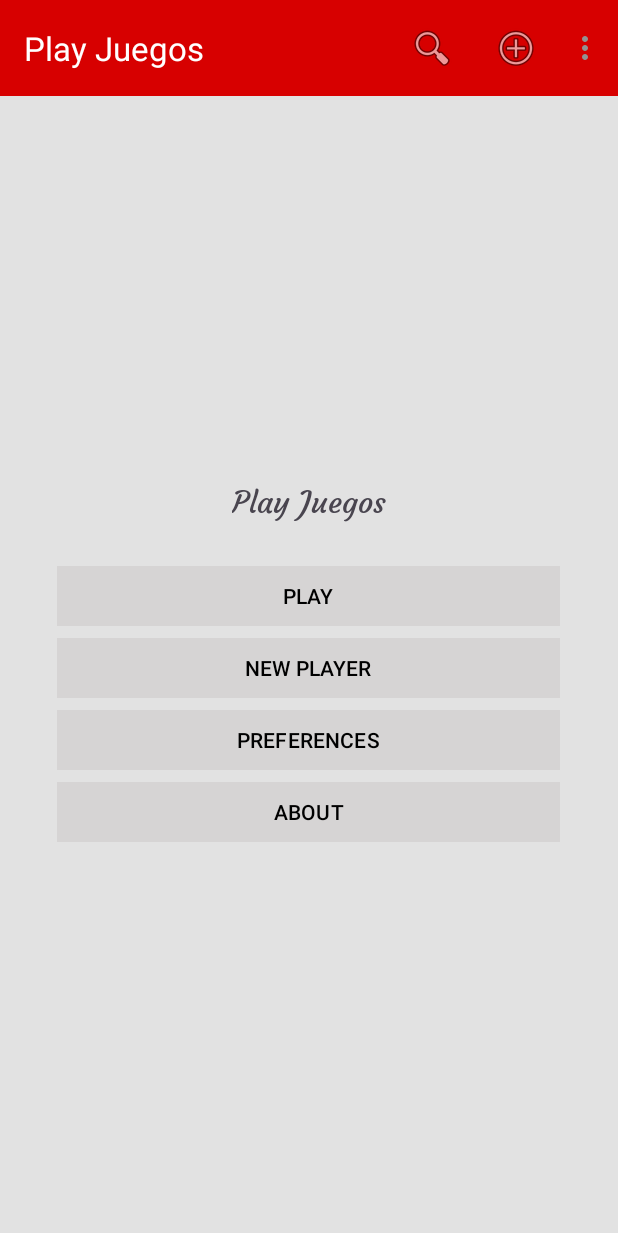
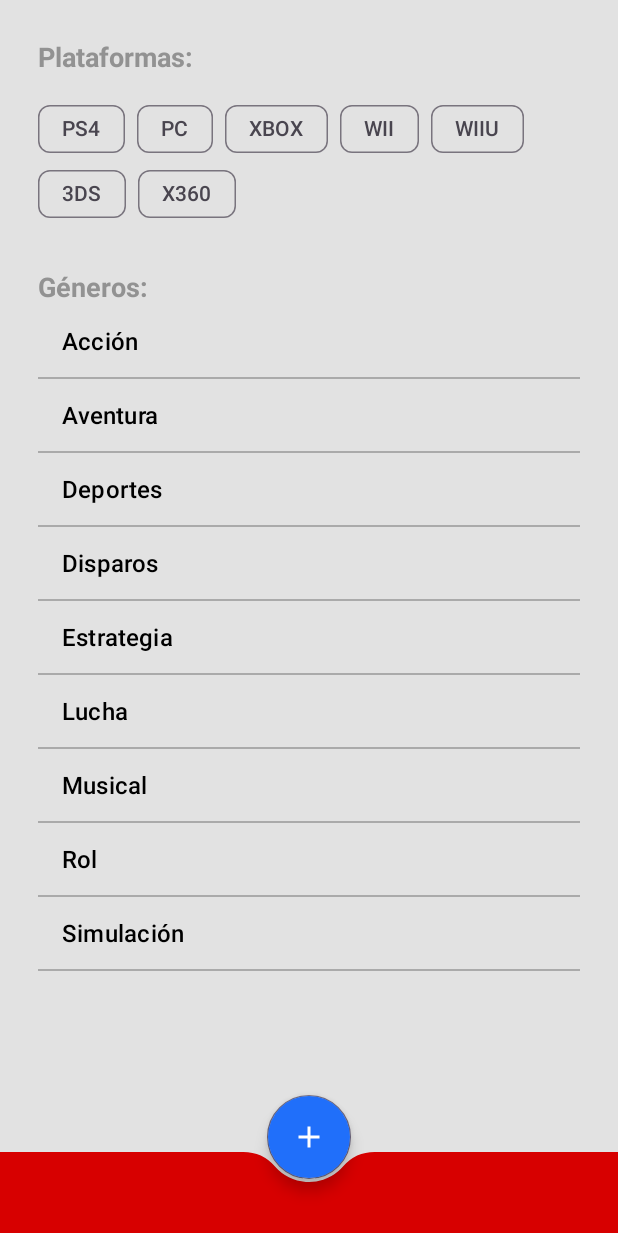
Before and after one commit to CarlosBM16/Bermudez_Carlos_prac3_t2, an Android app: the screen it shows after launch (MainActivity before the commit, Filters after it), in the options menu, after a tap on "Ajustes", on a phone screen of 412 x 824 dp. Shown: the top 1233 px of the screen. Run offline under Robolectric (Android 15) with nearby library versions, the phone set to English and light mode, and no system bars.

Commit message:
Ejercicio 4 hecho

```diff
--- a/app/src/main/AndroidManifest.xml
+++ b/app/src/main/AndroidManifest.xml
@@ -11,6 +11,9 @@
         android:roundIcon="@mipmap/ic_launcher_round"
         android:supportsRtl="true"
         android:theme="@style/Theme.Ejercicio1">
+        <activity
+            android:name="com.example.ejercicio3.Filters"
+            android:exported="false" />
         <activity
             android:name="com.example.ejercicio3.Games"
             android:exported="false" />
--- /dev/null
+++ b/app/src/main/java/com/example/ejercicio3/Filters.kt
@@ -0,0 +1,31 @@
+package com.example.ejercicio3
+
+import android.os.Bundle
+import android.widget.ArrayAdapter
+import android.widget.ListView
+import androidx.activity.enableEdgeToEdge
+import androidx.appcompat.app.AppCompatActivity
+import androidx.core.view.ViewCompat
+import androidx.core.view.WindowInsetsCompat
+import com.example.ejercicio1.R
+
+class Filters : AppCompatActivity() {
+
+
+    override fun onCreate(savedInstanceState: Bundle?) {
+        super.onCreate(savedInstanceState)
+        enableEdgeToEdge()
+        setContentView(R.layout.filters)
+        ViewCompat.setOnApplyWindowInsetsListener(findViewById(R.id.root)) { v, insets ->
+            val systemBars = insets.getInsets(WindowInsetsCompat.Type.systemBars())
+            v.setPadding(systemBars.left, systemBars.top, systemBars.right, systemBars.bottom)
+            insets
+        }
+
+        val datos = arrayOf("Acción", "Aventura", "Deportes", "Disparos", "Estrategia", "Lucha", "Musical", "Rol", "Simulación")
+        val listView = findViewById<ListView>(R.id.listView)
+        val adapter = ArrayAdapter(this, android.R.layout.simple_list_item_1, datos)
+
+        listView.adapter = adapter
+    }
+}
--- a/app/src/main/java/com/example/ejercicio3/MainActivity.kt
+++ b/app/src/main/java/com/example/ejercicio3/MainActivity.kt
@@ -56,6 +56,11 @@ class MainActivity : AppCompatActivity() {
             Toast.makeText(this, "Búsqueda", Toast.LENGTH_LONG).show()
             return true
         }
+        if (id == R.id.action_settings) {
+            val intent = Intent(this, Filters::class.java)
+            startActivity(intent)
+            return true
+        }
         return super.onOptionsItemSelected(item)
     }
 }
--- /dev/null
+++ b/app/src/main/res/drawable/baseline_add_24.xml
@@ -0,0 +1,5 @@
+<vector xmlns:android="http://schemas.android.com/apk/res/android" android:height="24dp" android:tint="#000000" android:viewportHeight="24" android:viewportWidth="24" android:width="24dp">
+
+    <path android:fillColor="@android:color/white" android:pathData="M19,13h-6v6h-2v-6H5v-2h6V5h2v6h6v2z"/>
+
+</vector>
--- /dev/null
+++ b/app/src/main/res/layout/filters.xml
@@ -0,0 +1,137 @@
+<?xml version="1.0" encoding="utf-8"?>
+<androidx.constraintlayout.widget.ConstraintLayout xmlns:android="http://schemas.android.com/apk/res/android"
+    xmlns:app="http://schemas.android.com/apk/res-auto"
+    android:id="@+id/root"
+    android:layout_width="match_parent"
+    android:layout_height="match_parent">
+
+    <TextView
+        android:id="@+id/plataformasTxt"
+        android:layout_width="wrap_content"
+        android:layout_height="wrap_content"
+        android:layout_marginStart="25dp"
+        android:layout_marginTop="25dp"
+        android:text="Plataformas:"
+        style="@style/BoldTextView"
+        app:layout_constraintStart_toStartOf="parent"
+        app:layout_constraintTop_toTopOf="parent" />
+
+    <com.google.android.material.chip.ChipGroup
+        android:id="@+id/chipGroupFilter"
+        android:layout_width="0dp"
+        android:layout_height="wrap_content"
+        android:layout_marginStart="25dp"
+        android:layout_marginTop="12dp"
+        android:layout_marginEnd="25dp"
+        app:chipSpacingVertical="-5dp"
+        app:layout_constraintEnd_toEndOf="parent"
+        app:layout_constraintHorizontal_bias="0.0"
+        app:layout_constraintStart_toStartOf="parent"
+        app:layout_constraintTop_toBottomOf="@+id/plataformasTxt"
+        app:selectionRequired="false"
+        app:singleSelection="false">
+
+        <com.google.android.material.chip.Chip
+            android:id="@+id/chipPS4"
+            style="@style/Widget.Material3.Chip.Filter"
+            android:layout_width="wrap_content"
+            android:layout_height="wrap_content"
+            android:text="PS4" />
+
+        <com.google.android.material.chip.Chip
+            android:id="@+id/chipPC"
+            style="@style/Widget.Material3.Chip.Filter"
+            android:layout_width="wrap_content"
+            android:layout_height="wrap_content"
+            android:text="PC" />
+
+        <com.google.android.material.chip.Chip
+            android:id="@+id/xipXbox"
+            style="@style/Widget.Material3.Chip.Filter"
+            android:layout_width="wrap_content"
+            android:layout_height="wrap_content"
+            android:text="XBOX" />
+
+        <com.google.android.material.chip.Chip
+            android:id="@+id/xipWii"
+            style="@style/Widget.Material3.Chip.Filter"
+            android:layout_width="wrap_content"
+            android:layout_height="wrap_content"
+            android:text="WII" />
+
+        <com.google.android.material.chip.Chip
+            android:id="@+id/xipWiiU"
+            style="@style/Widget.Material3.Chip.Filter"
+            android:layout_width="wrap_content"
+            android:layout_height="wrap_content"
+            android:text="WIIU" />
+
+        <com.google.android.material.chip.Chip
+            android:id="@+id/xip3Ds"
+            style="@style/Widget.Material3.Chip.Filter"
+            android:layout_width="wrap_content"
+            android:layout_height="wrap_content"
+            android:text="3DS" />
+
+        <com.google.android.material.chip.Chip
+            android:id="@+id/xipX360"
+            style="@style/Widget.Material3.Chip.Filter"
+            android:layout_width="wrap_content"
+            android:layout_height="wrap_content"
+            android:text="X360" />
+    </com.google.android.material.chip.ChipGroup>
+
+    <TextView
+        android:id="@+id/generoTxt"
+        android:layout_width="wrap_content"
+        android:layout_height="wrap_content"
+        android:layout_marginStart="25dp"
+        android:layout_marginTop="25dp"
+        android:text="Géneros:"
+        style="@style/BoldTextView"
+        app:layout_constraintTop_toBottomOf="@id/chipGroupFilter"
+        app:layout_constraintStart_toStartOf="parent" />
+
+    <ListView
+        android:id="@+id/listView"
+        android:layout_width="0dp"
+        android:layout_height="0dp"
+        android:divider="@android:color/darker_gray"
+        android:dividerHeight="1dp"
+        app:layout_constraintTop_toBottomOf="@+id/generoTxt"
+        app:layout_constraintStart_toStartOf="parent"
+        app:layout_constraintEnd_toEndOf="parent"
+        app:layout_constraintBottom_toBottomOf="parent"
+        android:layout_marginStart="25dp"
+        android:layout_marginEnd="25dp" />
+
+    <androidx.coordinatorlayout.widget.CoordinatorLayout
+        android:id="@+id/coordinatorLayout"
+        android:layout_width="match_parent"
+        android:layout_height="match_parent">
+
+        <com.google.android.material.bottomappbar.BottomAppBar
+            android:id="@+id/bottomAppBar"
+            android:layout_width="match_parent"
+            android:layout_height="56dp"
+            android:layout_gravity="bottom"
+            app:fabAnchorMode="cradle"
+            app:fabAlignmentMode="center"
+            app:fabCradleMargin="2dp"
+            app:hideOnScroll="false"
+            android:backgroundTint="@color/strongRed"
+            app:fabCradleRoundedCornerRadius="28dp"
+            app:fabCradleVerticalOffset="10dp"/>
+
+        <com.google.android.material.floatingactionbutton.FloatingActionButton
+            style="@style/Widget.MaterialComponents.FloatingActionButton"
+            android:id="@+id/fab"
+            android:layout_width="wrap_content"
+            android:layout_height="wrap_content"
+            app:fabSize="normal"
+            android:src="@drawable/baseline_add_24"
+            app:layout_anchor="@id/bottomAppBar"
+            app:layout_anchorGravity="center"
+            android:backgroundTint="@color/strongBlue"/>
+    </androidx.coordinatorlayout.widget.CoordinatorLayout>
+</androidx.constraintlayout.widget.ConstraintLayout>
```
